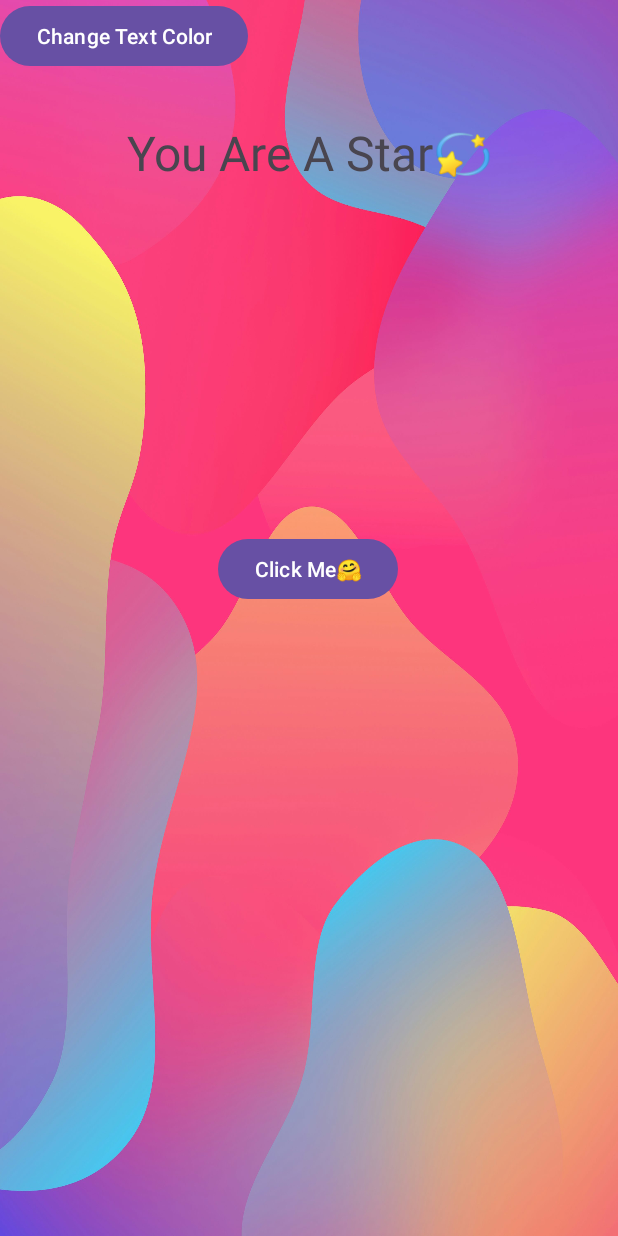
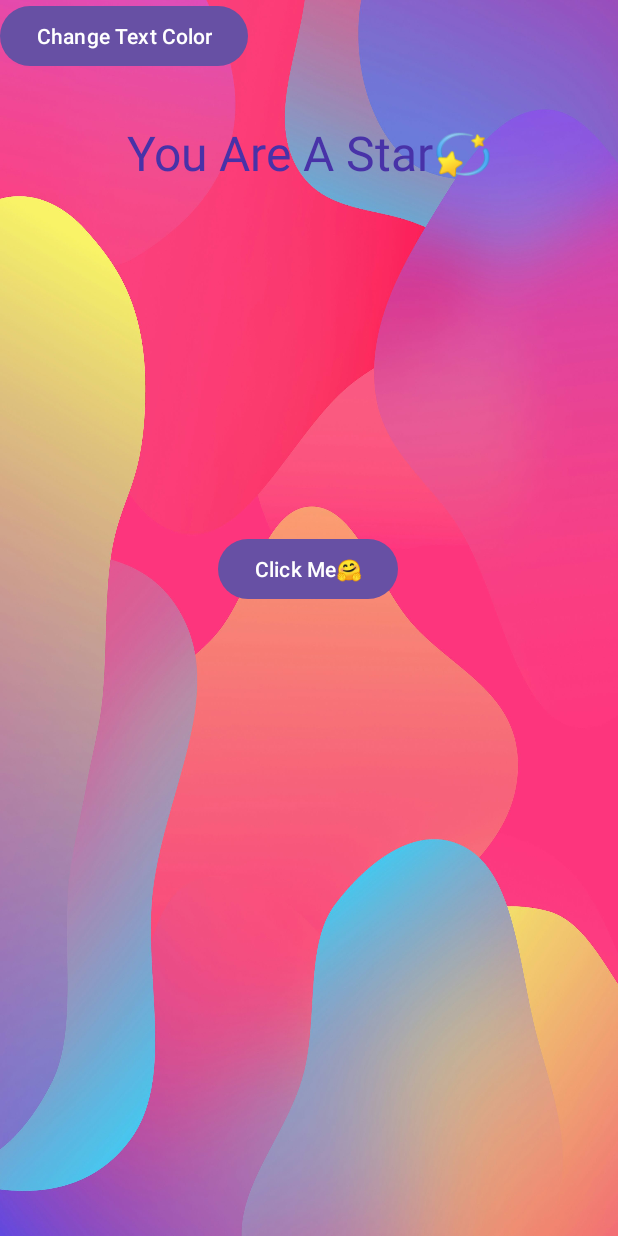
Before and after one commit to GirlAfro/HelloWorld, an Android app: the screen it shows after launch (MainActivity), after a tap on "Change Text Color", on a phone screen of 412 x 824 dp. Run offline under Robolectric (Android 15) with nearby library versions, the phone set to English and light mode, and no system bars; 1 other tap on this screen came first.

Commit message:
text changes color from grey to purple

```diff
--- a/app/src/main/java/com/example/helloworld/MainActivity.java
+++ b/app/src/main/java/com/example/helloworld/MainActivity.java
@@ -31,6 +31,7 @@ public class MainActivity extends AppCompatActivity {
     }
     public void onBtnChangeTextColorClick(View view) {
         TextView tvChangeText = findViewById(R.id.tvChangeText);
+        tvChangeText.setText("You Are A Star💫");
         tvChangeText.setTextColor(getResources().getColor(R.color.purple_200));
     }
 
--- a/app/src/main/res/layout/activity_main.xml
+++ b/app/src/main/res/layout/activity_main.xml
@@ -40,7 +40,7 @@
         android:layout_below="@id/btnChangeText"
         android:layout_centerHorizontal="true"
         android:layout_marginTop="16dp"
-        android:onClick="onBtnChangeTextClick"
+        android:onClick="onBtnChangeTextColorClick"
 
         tools:ignore="MissingConstraints" />
 
```
